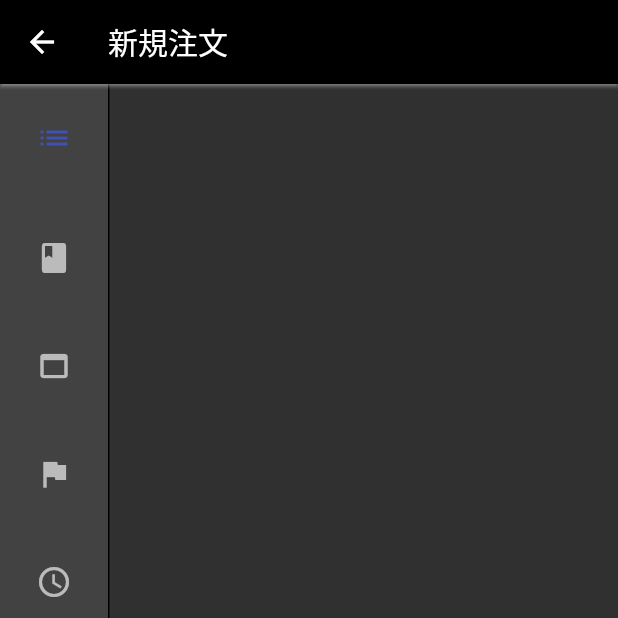
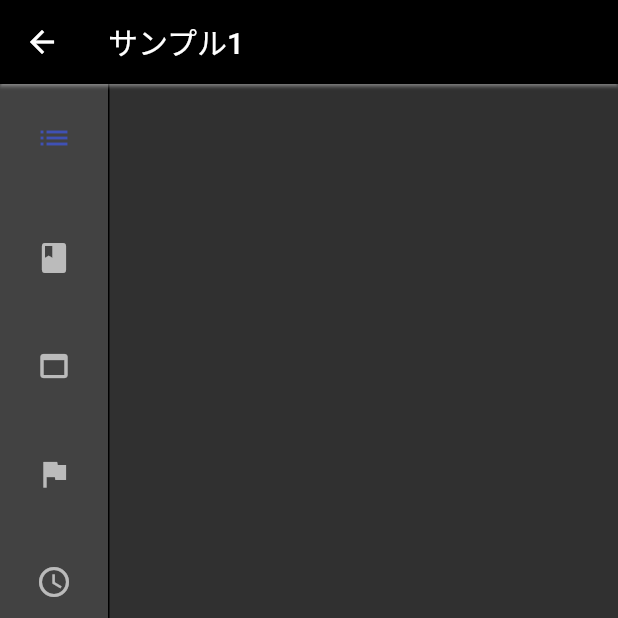
Before and after one commit to tentairikigaku/deliveryservice, a Flutter app: the HomePage screen opened directly, on a phone screen of 412 x 824 dp, the top half of it. Run offline on Flutter 3.47's test engine with Material 2 defaults, Android fonts, the phone set to English and light mode, and no system bars; our stand-ins replace flutter_hooks.

Commit message:
Fix: AppBarタイトルを動的に

```diff
--- a/lib/views/homes/home_page.dart
+++ b/lib/views/homes/home_page.dart
@@ -1,4 +1,4 @@
-import 'package:delivery_system/views/order_list_page.dart';
+import 'package:delivery_system/views/orders/order_list_page.dart';
 import 'package:flutter/material.dart';
 
 class HomePage extends StatefulWidget {
@@ -40,11 +40,19 @@ class _HomePageState extends State<HomePage> {
     ),
   ];
 
+  final List<String> _titles = [
+    'サンプル1',
+    'サンプル2',
+    '新規注文',
+    'サンプル3',
+    'サンプル4',
+  ];
+
   @override
   Widget build(BuildContext context) {
     return Scaffold(
       appBar: AppBar(
-        title: Text('新規注文'),
+        title: Text(_titles[_selectedIndex]),
       ),
       body: Row(
         children: [
```
Also changed, not shown: lib/views/orders/order_detail_page.dart (added, +8 -0 lines), lib/views/orders/order_list_page.dart (renamed from lib/views/order_list_page.dart).
